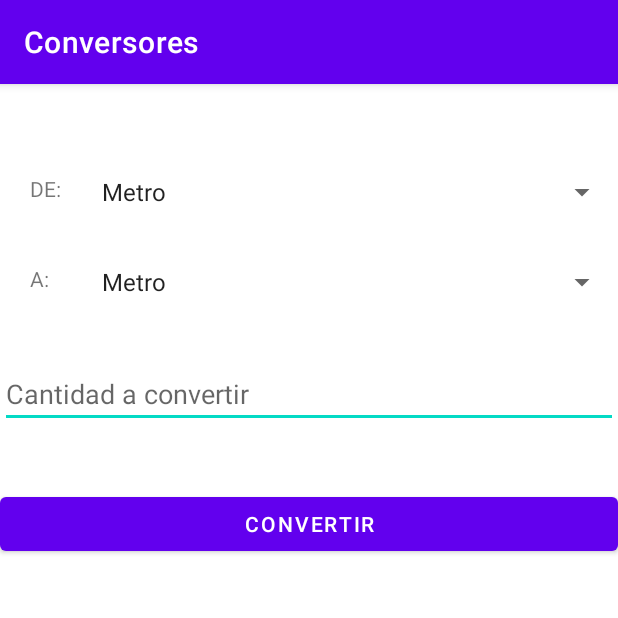
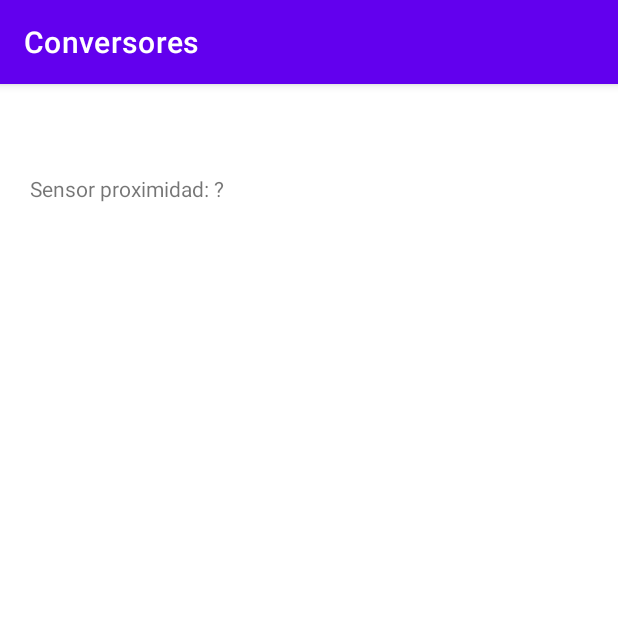
Before and after one commit to DiegoZap1/Progra-2024-Ciclo-3, an Android app: the screen it shows after launch (MainActivity), on a phone screen of 412 x 824 dp, the top half of it. Run offline under Robolectric (Android 15) with nearby library versions, the phone set to English and light mode, and no system bars; 1 statement that could not run was skipped.

Commit message:
Practica 4

```diff
--- a/app/src/main/java/com/ugb/controlesbasicos/MainActivity.java
+++ b/app/src/main/java/com/ugb/controlesbasicos/MainActivity.java
@@ -2,6 +2,11 @@ package com.ugb.controlesbasicos;
 
 import androidx.appcompat.app.AppCompatActivity;
 
+import android.graphics.Color;
+import android.hardware.Sensor;
+import android.hardware.SensorEvent;
+import android.hardware.SensorEventListener;
+import android.hardware.SensorManager;
 import android.os.Bundle;
 import android.view.View;
 import android.widget.Button;
@@ -12,46 +17,56 @@ import android.widget.TextView;
 import android.widget.Toast;
 
 public class MainActivity extends AppCompatActivity {
-    TabHost tbh;
     TextView tempVal;
-    Spinner spn;
-    Button btn;
-    conversores objConversor = new conversores();
+    SensorManager sensorManager;
+    Sensor sensor;
+    SensorEventListener sensorEventListener;
     @Override
     protected void onCreate(Bundle savedInstanceState) {
         super.onCreate(savedInstanceState);
         setContentView(R.layout.activity_main);
+    }
+    @Override
+    protected void onResume(){
+        iniciar();
+        super.onResume();
+    }
+    @Override
+    protected void onPause(){
+        detener();
+        super.onPause();
+    }
+    private void activarSensorProximidad(){
+        sensorManager = (SensorManager) getSystemService(SENSOR_SERVICE);
+        sensor = sensorManager.getDefaultSensor(Sensor.TYPE_PROXIMITY);
+        if(sensor == null){
+            tempVal.setText("Tu telefono no tiene sensor de proximidad");
+            finish();
+        }
+        sensorEventListener = new SensorEventListener() {
+            @Override
+            public void onSensorChanged(SensorEvent event) {
+                double valor = SensorEvent.values[0];
+                tempVal.setText("Proximidad: "+ valor);
+                if(valor <= 4){
+                    getWindow().getDecorView().setBackgroundColor(Color.BLUE);
+                } else if (valor <= 8) {
+                    getWindow().getDecorView().setBackgroundColor(Color.RED);
+                }else{
+                    getWindow().getDecorView().setBackgroundColor(Color.YELLOW);
+                }
+            }
 
-        tbh = findViewById(R.id.tbhConversores);
-        tbh.setup();
-        tbh.addTab(tbh.newTabSpec("LON").setIndicator("LONGITUD", null).setContent(R.id.tabLogitud));
-        tbh.addTab(tbh.newTabSpec("MON").setIndicator("MONEDAS", null).setContent(R.id.tabMonedas));
-        tbh.addTab(tbh.newTabSpec("ALM").setIndicator("ALMACENAMIENTO", null).setContent(R.id.tabAlmacenamiento));
+            @Override
+            public void onAccuracyChanged(Sensor sensor, int accuracy) {
 
-        btn = findViewById(R.id.btnCalcularLongitud);
-        btn.setOnClickListener(new View.OnClickListener() {
-            @Override
-            public void onClick(View view) {
-                spn = findViewById(R.id.spnDeLongitud);
-                int de = spn.getSelectedItemPosition();
-
-                spn = findViewById(R.id.spnALongitud);
-                int a = spn.getSelectedItemPosition();
-
-                tempVal = findViewById(R.id.txtCantidadLongitud);
-                double cantidad= Double.parseDouble(tempVal.getText().toString());
-                double resp = objConversor.convertir(0, de, a, cantidad);
-
-                Toast.makeText(getApplicationContext(), "Respuesta: "+ resp, Toast.LENGTH_LONG).show();
             }
-        });
+        };
+    }
+    private void iniciar(){
+        sensorManager.registerListener(sensorEventListener, sensor, 2000*1000);
+    }
+    private void detener(){
+        sensorManager.unregisterListener(sensorEventListener);
     }
 }
-class conversores{
-    double[][] valores = {
-            {1, 100, 39.3701, 3.28084, 1.193, 1.09361, 0.001, 0.000621371}
-    };
-    public double convertir(int opcion, int de, int a, double cantidad){
-        return valores[opcion][a] / valores[opcion][de] * cantidad;
-    }
-}
--- a/app/src/main/res/layout/activity_main.xml
+++ b/app/src/main/res/layout/activity_main.xml
@@ -6,97 +6,12 @@
     android:layout_height="match_parent"
     tools:context=".MainActivity">
 
-    <TabHost
-        android:id="@+id/tbhConversores"
-        android:layout_width="match_parent"
-        android:layout_height="match_parent">
-
-        <LinearLayout
-            android:layout_width="match_parent"
-            android:layout_height="match_parent"
-            android:orientation="vertical">
-
-            <TabWidget
-                android:id="@android:id/tabs"
-                android:layout_width="match_parent"
-                android:layout_height="wrap_content" />
-
-            <FrameLayout
-                android:id="@android:id/tabcontent"
-                android:layout_width="match_parent"
-                android:layout_height="match_parent">
-
-                <RelativeLayout
-                    android:id="@+id/tabLogitud"
-                    android:layout_width="match_parent"
-                    android:layout_height="match_parent"
-                    android:orientation="vertical">
-
-                    <TextView
-                        android:id="@+id/lblDeLongitud"
-                        android:layout_width="wrap_content"
-                        android:layout_height="wrap_content"
-                        android:layout_marginLeft="20dp"
-                        android:layout_marginTop="60dp"
-                        android:text="DE:" />
-
-                    <TextView
-                        android:id="@+id/lblALongitud"
-                        android:layout_width="wrap_content"
-                        android:layout_height="wrap_content"
-                        android:layout_marginLeft="20dp"
-                        android:layout_marginTop="120dp"
-                        android:text="A:" />
-
-                    <Spinner
-                        android:id="@+id/spnDeLongitud"
-                        android:layout_width="match_parent"
-                        android:layout_height="wrap_content"
-                        android:layout_marginLeft="60dp"
-                        android:layout_marginTop="60dp"
-                        android:entries="@array/spnLongitud" />
-
-                    <Spinner
-                        android:id="@+id/spnALongitud"
-                        android:layout_width="match_parent"
-                        android:layout_height="wrap_content"
-                        android:layout_marginLeft="60dp"
-                        android:layout_marginTop="120dp"
-                        android:entries="@array/spnLongitud"/>
-
-                    <EditText
-                        android:id="@+id/txtCantidadLongitud"
-                        android:layout_width="match_parent"
-                        android:layout_height="wrap_content"
-                        android:layout_below="@+id/spnALongitud"
-                        android:layout_marginTop="40dp"
-                        android:hint="Cantidad a convertir" />
-
-                    <Button
-                        android:id="@+id/btnCalcularLongitud"
-                        android:layout_width="match_parent"
-                        android:layout_height="wrap_content"
-                        android:layout_below="@+id/txtCantidadLongitud"
-                        android:layout_marginTop="40dp"
-                        android:text="CONVERTIR" />
-                </RelativeLayout>
-
-                <LinearLayout
-                    android:id="@+id/tabMonedas"
-                    android:layout_width="match_parent"
-                    android:layout_height="match_parent"
-                    android:orientation="vertical">
-
-                </LinearLayout>
-
-                <LinearLayout
-                    android:id="@+id/tabAlmacenamiento"
-                    android:layout_width="match_parent"
-                    android:layout_height="match_parent"
-                    android:orientation="vertical">
-
-                </LinearLayout>
-            </FrameLayout>
-        </LinearLayout>
-    </TabHost>
+    <TextView
+        android:id="@+id/lblSensorProximidad"
+        android:text="Sensor proximidad: ?"
+        android:layout_marginTop="60dp"
+        android:layout_marginLeft="20dp"
+        android:layout_width="wrap_content"
+        android:layout_height="wrap_content"
+        android:background="@color/white"/>
 </RelativeLayout>
```
